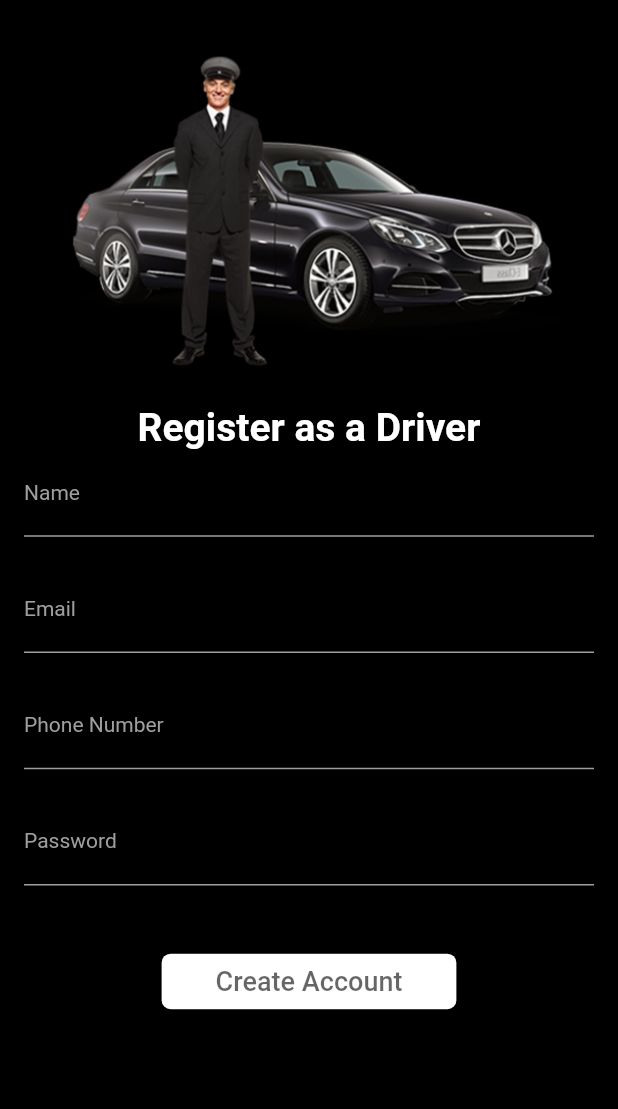
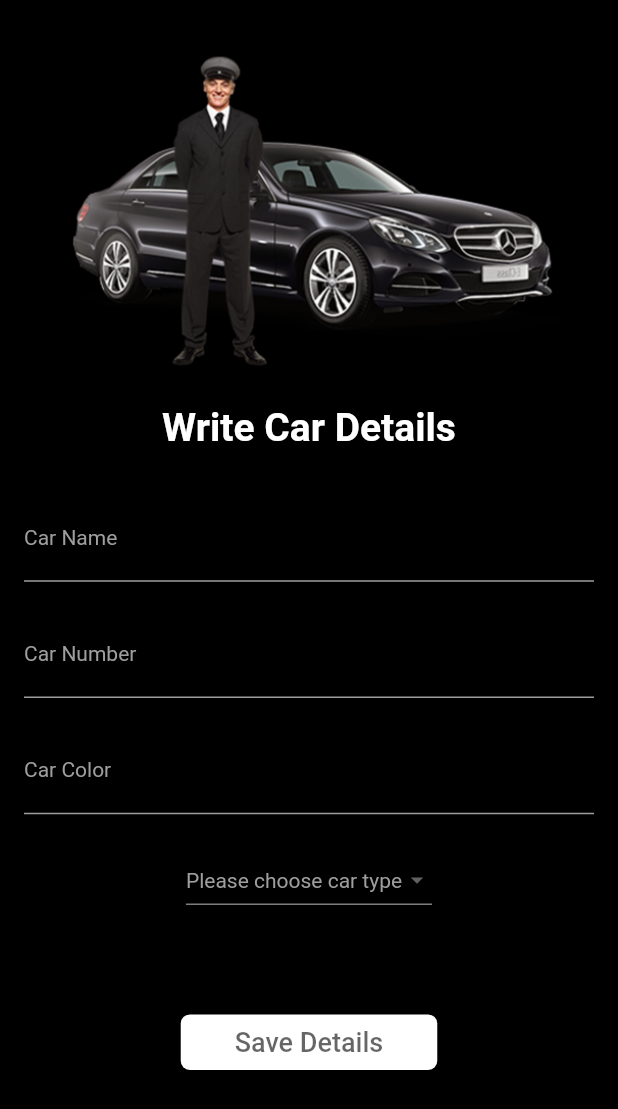
Before and after one commit to sangeeta2701/driver_app, a Flutter app: the screen it shows after launch, after a tap on "Create Account", on a phone screen of 412 x 824 dp. Shown: the top 1109 px of the screen. Run offline on Flutter 3.47's test engine with Material 2 defaults, Android fonts, the phone set to English and light mode, and no system bars.

Commit message:
Car Info Screen

```diff
--- a/lib/Utils/sizedBox.dart
+++ b/lib/Utils/sizedBox.dart
@@ -31,6 +31,9 @@ const SizedBox height32 = SizedBox(
 const SizedBox height40 = SizedBox(
   height: 40,
 );
+const SizedBox height60 = SizedBox(
+  height: 60,
+);
 
 const SizedBox width4 = SizedBox(
   width: 4,
--- /dev/null
+++ b/lib/authentication/car_Info_screen.dart
@@ -0,0 +1,112 @@
+import 'package:driver_app/Utils/colors.dart';
+import 'package:flutter/material.dart';
+
+import '../Utils/sizedBox.dart';
+import '../widgest/textField.dart';
+
+class CarInfoScreen extends StatefulWidget {
+  const CarInfoScreen({super.key});
+
+  @override
+  State<CarInfoScreen> createState() => _CarInfoScreenState();
+}
+
+class _CarInfoScreenState extends State<CarInfoScreen> {
+  TextEditingController carNameController = TextEditingController();
+  TextEditingController carNumberController = TextEditingController();
+  TextEditingController carColorController = TextEditingController();
+
+  List<String> carTypeList = ["Uber-X", "Uber-Go", "Bike"];
+
+  String? selectedCarType;
+
+  @override
+  Widget build(BuildContext context) {
+    return Scaffold(
+      backgroundColor: bColor,
+      body: SingleChildScrollView(
+        child: SafeArea(
+          child: Padding(
+            padding: const EdgeInsets.symmetric(vertical: 12, horizontal: 16),
+            child: Column(children: [
+              Padding(
+                padding: const EdgeInsets.all(20.0),
+                child: Image.asset("assets/img1.png"),
+              ),
+              Text(
+                "Write Car Details",
+                style: TextStyle(
+                    fontSize: 26, color: wColor, fontWeight: FontWeight.bold),
+              ),
+              height30,
+              DriverTextField(
+                controller: carNameController,
+                hintText: "Enter car name",
+                lableText: "Car Name",
+                keyBoardType: TextInputType.name,
+                maxLength: 30,
+              ),
+              height20,
+              DriverTextField(
+                controller: carNumberController,
+                hintText: "Enter car number",
+                lableText: "Car Number",
+                keyBoardType: TextInputType.text,
+                maxLength: 30,
+              ),
+              height20,
+              DriverTextField(
+                controller: carColorController,
+                hintText: "Enter car color",
+                lableText: "Car Color",
+                keyBoardType: TextInputType.text,
+                maxLength: 10,
+              ),
+              height20,
+              DropdownButton(
+                iconSize: 20,
+                dropdownColor: bColor.withOpacity(0.3),
+                  hint: Text(
+                    "Please choose car type",
+                    style: TextStyle(color: gColor, fontSize: 14),
+                  ),
+                  value: selectedCarType,
+                  items: carTypeList.map((car) {
+                    return DropdownMenuItem(value: car,child: Text(car,style: TextStyle(color: gColor),),);
+                  }).toList(),
+                  onChanged: (newValue) {
+                    setState(() {
+                      selectedCarType = newValue.toString();
+                    });
+                  }),
+             height60,
+              ElevatedButton(
+                style: ElevatedButton.styleFrom(
+                    backgroundColor: wColor,
+                    shape: RoundedRectangleBorder(
+                      borderRadius: BorderRadius.circular(6),
+                    )),
+                onPressed: () {
+                  // Navigator.push(context, MaterialPageRoute(builder: (context)=>CarInfoScreen(),),);
+                },
+                child: Padding(
+                  padding:
+                      const EdgeInsets.symmetric(horizontal: 20, vertical: 8),
+                  child: Text(
+                    "Save Details",
+                    style: TextStyle(
+                      fontSize: 18,
+                      color: bColor.withOpacity(0.6),
+                    ),
+                  ),
+                ),
+              ),
+
+
+            ]),
+          ),
+        ),
+      ),
+    );
+  }
+}
--- a/lib/authentication/signup_screen.dart
+++ b/lib/authentication/signup_screen.dart
@@ -1,5 +1,6 @@
 import 'package:driver_app/Utils/colors.dart';
 import 'package:driver_app/Utils/sizedBox.dart';
+import 'package:driver_app/authentication/car_Info_screen.dart';
 import 'package:driver_app/widgest/textField.dart';
 import 'package:flutter/material.dart';
 
@@ -22,7 +23,7 @@ class _SignupScreenState extends State<SignupScreen> {
       backgroundColor: bColor,
       body: SingleChildScrollView(
         child: Padding(
-          padding: const EdgeInsets.symmetric(vertical: 12,horizontal: 16),
+          padding: const EdgeInsets.symmetric(vertical: 12, horizontal: 16),
           child: Column(
             children: [
               Padding(
@@ -34,29 +35,60 @@ class _SignupScreenState extends State<SignupScreen> {
                 style: TextStyle(
                     fontSize: 26, color: wColor, fontWeight: FontWeight.bold),
               ),
-              DriverTextField(controller: nameController, hintText: "Enter your name", lableText: "Name",keyBoardType: TextInputType.name,maxLength: 30,),
+              DriverTextField(
+                controller: nameController,
+                hintText: "Enter your name",
+                lableText: "Name",
+                keyBoardType: TextInputType.name,
+                maxLength: 30,
+              ),
               height20,
-              DriverTextField(controller: emailController, hintText: "Enter your email", lableText: "Email",keyBoardType: TextInputType.emailAddress,maxLength: 30,),
+              DriverTextField(
+                controller: emailController,
+                hintText: "Enter your email",
+                lableText: "Email",
+                keyBoardType: TextInputType.emailAddress,
+                maxLength: 30,
+              ),
               height20,
-              DriverTextField(controller: phoneController, hintText: "Enter your phone number", lableText: "Phone Number",keyBoardType: TextInputType.phone,maxLength: 10,),
+              DriverTextField(
+                controller: phoneController,
+                hintText: "Enter your phone number",
+                lableText: "Phone Number",
+                keyBoardType: TextInputType.phone,
+                maxLength: 10,
+              ),
               height20,
-              DriverTextField(controller: passwordController, hintText: "Enter your password", lableText: "Password",keyBoardType: TextInputType.visiblePassword,isObsecure: true,maxLength: 16,),
-
+              DriverTextField(
+                controller: passwordController,
+                hintText: "Enter your password",
+                lableText: "Password",
+                keyBoardType: TextInputType.visiblePassword,
+                isObsecure: true,
+                maxLength: 16,
+              ),
               height40,
               ElevatedButton(
                 style: ElevatedButton.styleFrom(
-                  backgroundColor: wColor,
-                  shape: RoundedRectangleBorder(
-                    borderRadius: BorderRadius.circular(6),
-                  )
+                    backgroundColor: wColor,
+                    shape: RoundedRectangleBorder(
+                      borderRadius: BorderRadius.circular(6),
+                    )),
+                onPressed: () {
+                  Navigator.push(context, MaterialPageRoute(builder: (context)=>CarInfoScreen(),),);
+                },
+                child: Padding(
+                  padding:
+                      const EdgeInsets.symmetric(horizontal: 20, vertical: 8),
+                  child: Text(
+                    "Create Account",
+                    style: TextStyle(
+                      fontSize: 18,
+                      color: bColor.withOpacity(0.6),
+                    ),
+                  ),
                 ),
-                onPressed: (){}, child: Padding(
-                  padding: const EdgeInsets.symmetric(horizontal: 20,vertical: 8),
-                  child: Text("Create Account",style: TextStyle(
-                  fontSize: 18,
-                  color: bColor.withOpacity(0.6),
-                              ),),
-                ),),
+              ),
             ],
           ),
         ),
```
